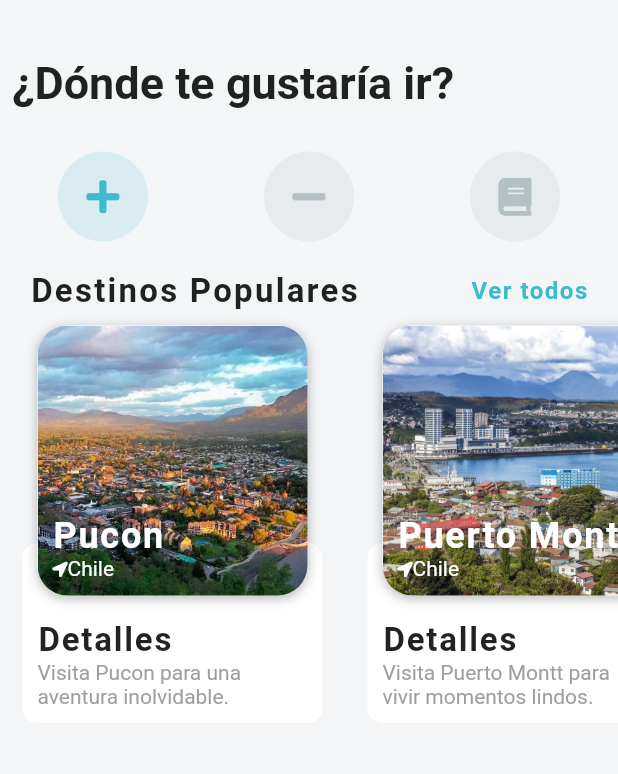
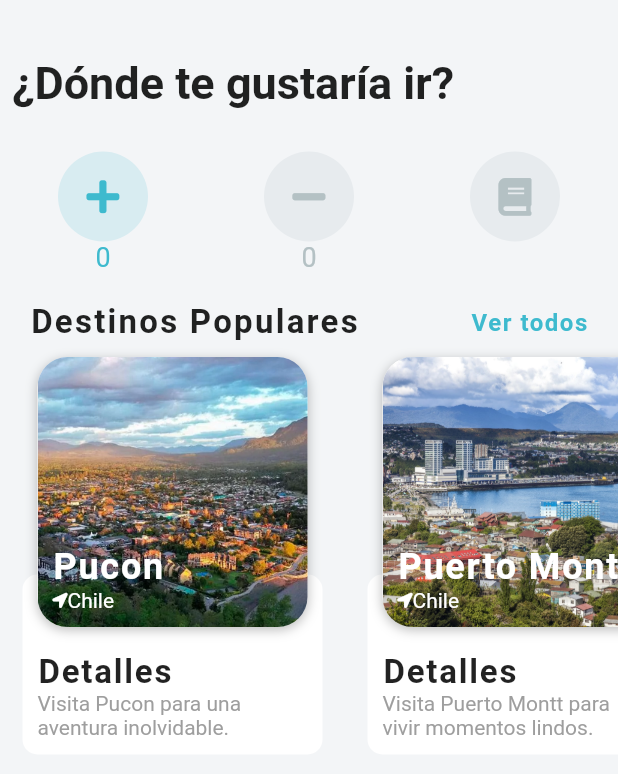
Before and after one commit to Esteban1901/mobile_project, a Flutter app: the screen it shows after launch, on a phone screen of 412 x 824 dp. Shown: the top 774 px of the screen. Run offline on Flutter 3.47's test engine with Material 2 defaults, Android fonts, the phone set to English and light mode, and no system bars; our stand-ins replace font_awesome_flutter.

Commit message:
feat: add incrementer and decrementer

```diff
--- a/lib/screens/home_screen.dart
+++ b/lib/screens/home_screen.dart
@@ -16,14 +16,27 @@ class _HomeScreenState extends State<HomeScreen> {
     FontAwesomeIcons.book,
   ];
 
+  List<int> _counters = [0, 0, 0];
+
   Widget _buildIcon(int index) {
     return GestureDetector(
       onTap: () {
         setState(() {
           _selectedIndex = index;
+          if (_selectedIndex < 2) {
+            if (_selectedIndex == 0) {
+              _counters[_selectedIndex]++;
+            } else {
+              _counters[_selectedIndex]--;
+            }
+          } else {
+            _counters[_selectedIndex] = 0;
+          }
         });
       },
-      child: Container(
+      child: Column(
+        children: [
+          Container(
             height: 60.0,
             width: 60.0,
             decoration: BoxDecoration(
@@ -39,6 +52,17 @@ class _HomeScreenState extends State<HomeScreen> {
                   ? Theme.of(context).primaryColor
                   : Color(0xFFB4C1C4),
             ),
+          ),
+          Text(
+            '${index < 2 ? _counters[index] : ''}',
+            style: TextStyle(
+              fontSize: 18.0,
+              color: _selectedIndex == index
+                  ? Theme.of(context).primaryColor
+                  : Color(0xFFB4C1C4),
+            ),
+          ),
+        ],
       ),
     );
   }
@@ -60,13 +84,11 @@ class _HomeScreenState extends State<HomeScreen> {
             SizedBox(height: 20.0),
             Row(
               mainAxisAlignment: MainAxisAlignment.spaceAround,
-              children: _icons
-                  .asMap()
-                  .entries
-                  .map(
-                    (MapEntry map) => _buildIcon(map.key),
-                  )
-                  .toList(),
+              children: <Widget>[
+                _buildIcon(0),
+                _buildIcon(1),
+                _buildIcon(2),
+              ],
             ),
             SizedBox(height: 20.0),
             widgetDestino(),
```
Lines whose indentation alone changed are shown as unchanged.
